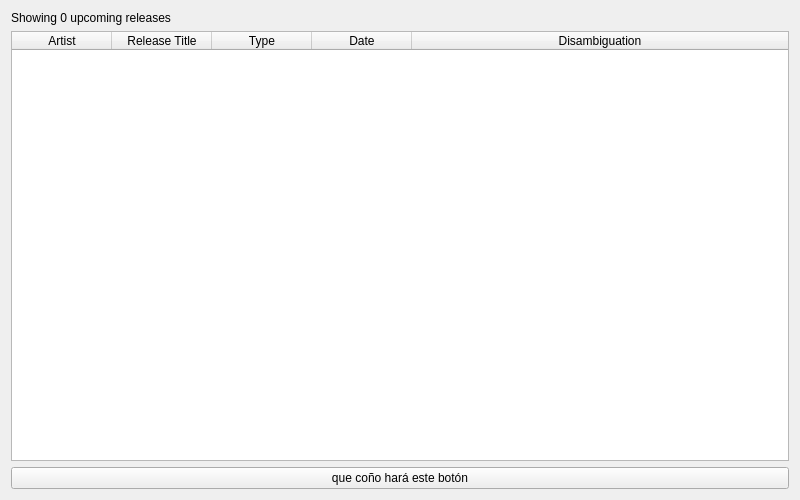
First picture: the form in ui/muspy_releases_table.ui, repository volteret4/mfuz, before the edit.
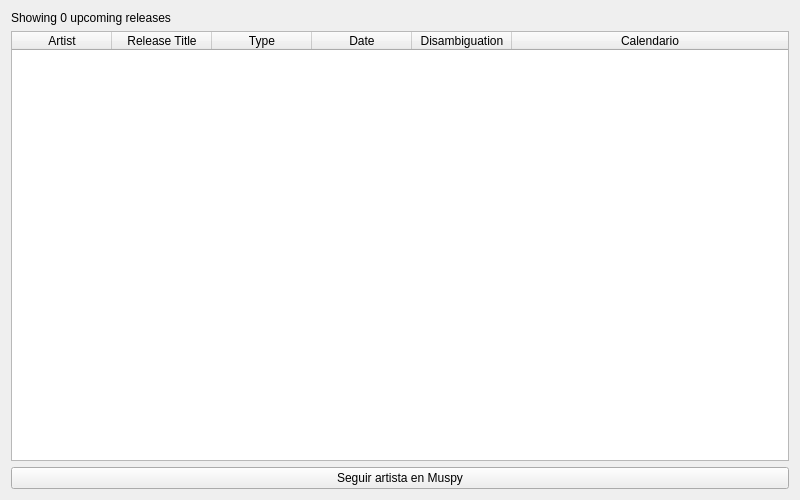
Second picture: the form after the edit.

```diff
--- a/ui/muspy_releases_table.ui
+++ b/ui/muspy_releases_table.ui
@@ -20,8 +20,11 @@
    </item>
    <item>
     <widget class="QTableWidget" name="table">
+     <property name="sortingEnabled">
+      <bool>true</bool>
+     </property>
      <property name="columnCount">
-      <number>5</number>
+      <number>6</number>
      </property>
      <attribute name="horizontalHeaderStretchLastSection">
       <bool>true</bool>
@@ -51,12 +54,17 @@
        <string>Disambiguation</string>
       </property>
      </column>
+     <column>
+      <property name="text">
+       <string>Calendario</string>
+      </property>
+     </column>
     </widget>
    </item>
    <item>
     <widget class="QPushButton" name="add_follow_button">
      <property name="text">
-      <string>que coño hará este botón</string>
+      <string>Seguir artista en Muspy</string>
      </property>
     </widget>
    </item>
```
